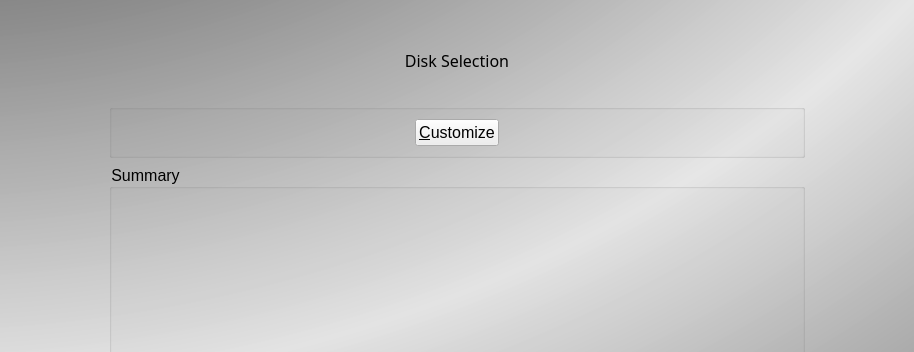
Old version of the form src-qt5/pc-installgui/installer.ui in the repository trueos/pcbsd; both pictures show x 0 to 914 and y 0 to 352 of the 914 by 769 pixel window.
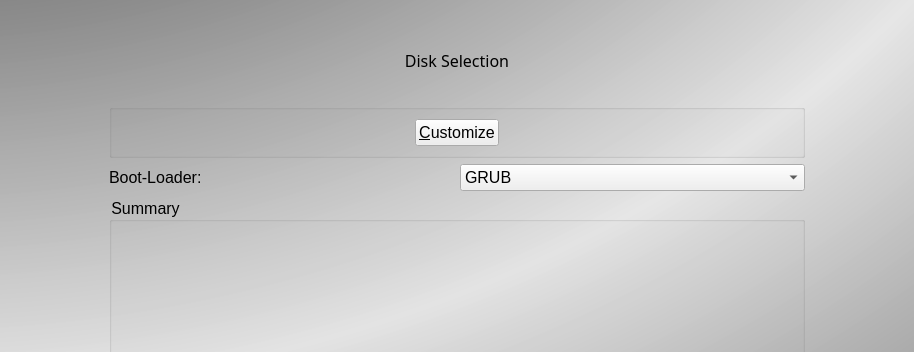
New version of the form. The open tabs and pages were chosen to show the change. Icons and pictures are not drawn.

Commit message: Add the boot-loader selection right to main screen of install GUI, allow easy selection between GRUB/BSD

The edit to the form file:
```diff
--- a/src-qt5/pc-installgui/installer.ui
+++ b/src-qt5/pc-installgui/installer.ui
@@ -624,7 +624,28 @@
         </item>
         <item row="4" column="1">
          <layout class="QGridLayout" name="gridLayout_10">
+          <item row="0" column="1">
+           <widget class="QComboBox" name="comboBootLoader">
+            <item>
+             <property name="text">
+              <string extracomment="Best for Dual-Boot and compatability">GRUB</string>
+             </property>
+            </item>
+            <item>
+             <property name="text">
+              <string extracomment="FreeBSD's native boot-loader. Used for XEN Dom0 support">BSD</string>
+             </property>
+            </item>
+           </widget>
+          </item>
           <item row="0" column="0">
+           <widget class="QLabel" name="label_4">
+            <property name="text">
+             <string>Boot-Loader:</string>
+            </property>
+           </widget>
+          </item>
+          <item row="1" column="0" colspan="2">
            <widget class="QGroupBox" name="groupBox_3">
             <property name="sizePolicy">
              <sizepolicy hsizetype="Preferred" vsizetype="MinimumExpanding">
```
Left out of the diff: 2 changed lines with no effect on the pictures. The commit also changes 5 other files.
